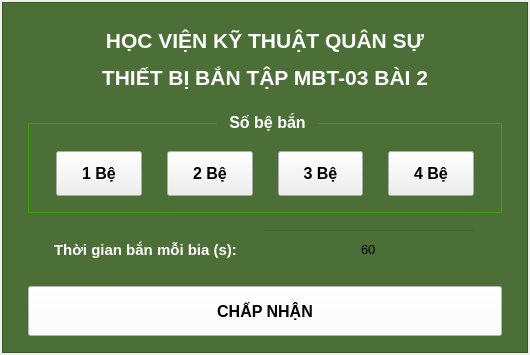
This is assets/qt/start_window.ui in Monkez/MBT03-bai2 as Qt 5 draws it before an edit. The edited form follows.
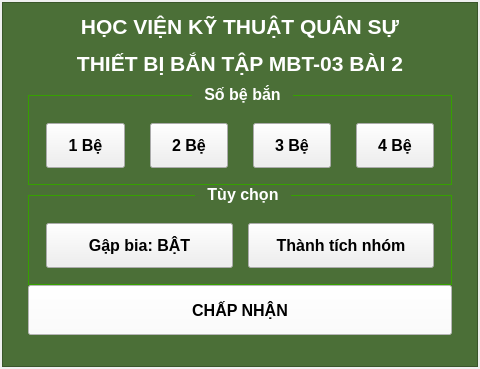
This is the edited form. Custom widgets are drawn as their Qt base class.

```diff
--- a/assets/qt/start_window.ui
+++ b/assets/qt/start_window.ui
@@ -6,8 +6,8 @@
    <rect>
     <x>0</x>
     <y>0</y>
-    <width>530</width>
-    <height>355</height>
+    <width>480</width>
+    <height>369</height>
    </rect>
   </property>
   <property name="minimumSize">
@@ -164,13 +164,13 @@
           <number>25</number>
          </property>
          <property name="leftMargin">
-          <number>25</number>
+          <number>15</number>
          </property>
          <property name="topMargin">
           <number>4</number>
          </property>
          <property name="rightMargin">
-          <number>25</number>
+          <number>15</number>
          </property>
          <property name="bottomMargin">
           <number>4</number>
@@ -305,143 +305,132 @@
        </widget>
       </item>
       <item>
-       <widget class="QFrame" name="frame_2">
+       <widget class="QGroupBox" name="groupBox_2">
         <property name="minimumSize">
          <size>
           <width>0</width>
-          <height>45</height>
+          <height>100</height>
          </size>
         </property>
         <property name="maximumSize">
          <size>
           <width>16777215</width>
-          <height>45</height>
+          <height>100</height>
          </size>
         </property>
+        <property name="font">
+         <font>
+          <family>Tahoma</family>
+          <pointsize>12</pointsize>
+          <bold>true</bold>
+         </font>
+        </property>
         <property name="styleSheet">
-         <string notr="true">background-color: rgba(255, 255, 255, 0);</string>
+         <string notr="true">QGroupBox::title {
+    subcontrol-origin: margin;
+    subcontrol-position: top center; /* căn giữa tiêu đề */
+    padding: 0 10px; /* khoảng cách nếu muốn */
+}
+QGroupBox{
+border: 1px solid rgb(54, 161, 0);
+margin-top: 10px;
+	color: rgb(255, 255, 255);
+	background-color: rgba(255, 255, 255, 0);
+}</string>
         </property>
-        <property name="frameShape">
-         <enum>QFrame::StyledPanel</enum>
+        <property name="title">
+         <string>Tùy chọn</string>
         </property>
-        <property name="frameShadow">
-         <enum>QFrame::Raised</enum>
+        <property name="checkable">
+         <bool>false</bool>
         </property>
-        <layout class="QHBoxLayout" name="horizontalLayout">
+        <layout class="QHBoxLayout" name="horizontalLayout_3">
          <property name="spacing">
-          <number>25</number>
+          <number>15</number>
          </property>
          <property name="leftMargin">
-          <number>25</number>
+          <number>15</number>
          </property>
          <property name="topMargin">
-          <number>0</number>
+          <number>4</number>
          </property>
          <property name="rightMargin">
-          <number>25</number>
+          <number>15</number>
          </property>
          <property name="bottomMargin">
-          <number>0</number>
+          <number>4</number>
          </property>
          <item>
-          <widget class="QLabel" name="label">
+          <widget class="PushButton" name="automatic_close_target">
+           <property name="minimumSize">
+            <size>
+             <width>0</width>
+             <height>45</height>
+            </size>
+           </property>
+           <property name="maximumSize">
+            <size>
+             <width>16777215</width>
+             <height>45</height>
+            </size>
+           </property>
            <property name="font">
             <font>
              <family>Tahoma</family>
-             <pointsize>11</pointsize>
+             <pointsize>12</pointsize>
              <bold>true</bold>
             </font>
            </property>
            <property name="styleSheet">
-            <string notr="true">color: rgb(255, 255, 255);
-background-color: rgba(255, 255, 255, 0);</string>
+            <string notr="true">PushButton, ToolButton, ToggleButton, ToggleToolButton {
+    color: white;
+	background-color: rgb(0, 153, 0);
+    border: 1px solid rgba(0, 0, 0, 0.073);
+    border-bottom: 1px solid rgba(0, 0, 0, 0.183);
+    border-radius: 5px;
+    /* font: 14px 'Segoe UI', 'Microsoft YaHei'; */
+    padding: 5px 12px 6px 12px;
+    outline: none;
+}
+
+PushButton:hover, ToolButton:hover, ToggleButton:hover, ToggleToolButton:hover {
+	background-color: rgb(0, 184, 0);
+}
+
+PushButton:pressed, ToolButton:pressed, ToggleButton:pressed, ToggleToolButton:pressed {
+    color: white;
+	background-color: rgb(52, 157, 0);
+    border-bottom: 1px solid rgba(0, 0, 0, 0.073);
+}</string>
            </property>
            <property name="text">
-            <string>Thời gian bắn mỗi bia (s):</string>
+            <string>Gập bia: BẬT</string>
            </property>
           </widget>
          </item>
          <item>
-          <widget class="LineEdit" name="time_edit">
+          <widget class="PushButton" name="group_test">
            <property name="minimumSize">
             <size>
              <width>0</width>
-             <height>40</height>
+             <height>45</height>
             </size>
            </property>
            <property name="maximumSize">
             <size>
              <width>16777215</width>
-             <height>40</height>
+             <height>45</height>
             </size>
            </property>
            <property name="font">
             <font>
-             <pointsize>10</pointsize>
+             <family>Tahoma</family>
+             <pointsize>12</pointsize>
+             <bold>true</bold>
             </font>
            </property>
-           <property name="styleSheet">
-            <string notr="true">LineEdit, TextEdit, PlainTextEdit {
-    color: black;
-    background-color: rgba(255, 255, 255);
-    border: 1px solid rgba(0, 0, 0, 13);
-    border-bottom: 1px solid rgba(0, 0, 0, 100);
-    border-radius: 0px;
-    /* font: 14px &quot;Segoe UI&quot;, &quot;Microsoft YaHei&quot;; */
-    padding: 0px 10px;
-    selection-background-color: rgb(255, 255, 255);
-}
-
-TextEdit,
-PlainTextEdit {
-    padding: 2px 3px 2px 8px;
-}
-
-LineEdit:hover, TextEdit:hover, PlainTextEdit:hover {
-    background-color: rgba(249, 249, 249, 0.5);
-    border: 1px solid rgba(0, 0, 0, 13);
-    border-bottom: 1px solid rgba(0, 0, 0, 100);
-}
-
-LineEdit:focus {
-    border-bottom: 1px solid rgba(0, 0, 0, 13);
-    background-color: white;
-}
-
-TextEdit:focus,
-PlainTextEdit:focus {
-    border-bottom: 1px solid #009faa;
-    background-color: white;
-}
-
-LineEdit:disabled, TextEdit:disabled,
-PlainTextEdit:disabled {
-    color: black;
-    background-color: rgba(249, 249, 249, 0.3);
-    border: 1px solid rgba(0, 0, 0, 13);
-    border-bottom: 1px solid rgba(0, 0, 0, 13);
-}
-
-#lineEditButton {
-    background-color: transparent;
-    border-radius: 4px;
-    margin: 0;
-}
-
-#lineEditButton:hover {
-    background-color: rgba(0, 0, 0, 9);
-}
-
-#lineEditButton:pressed {
-    background-color: rgba(0, 0, 0, 6);
-}
-</string>
-           </property>
            <property name="text">
-            <string>60</string>
-           </property>
-           <property name="alignment">
-            <set>Qt::AlignCenter</set>
+            <string>Thành tích nhóm</string>
            </property>
           </widget>
          </item>
@@ -477,6 +466,19 @@
         </property>
        </widget>
       </item>
+      <item>
+       <spacer name="verticalSpacer">
+        <property name="orientation">
+         <enum>Qt::Vertical</enum>
+        </property>
+        <property name="sizeHint" stdset="0">
+         <size>
+          <width>20</width>
+          <height>40</height>
+         </size>
+        </property>
+       </spacer>
+      </item>
      </layout>
     </widget>
    </item>
@@ -488,11 +490,6 @@
    <extends>QPushButton</extends>
    <header>qfluentwidgets</header>
   </customwidget>
-  <customwidget>
-   <class>LineEdit</class>
-   <extends>QLineEdit</extends>
-   <header>qfluentwidgets</header>
-  </customwidget>
  </customwidgets>
  <resources/>
  <connections/>
```
